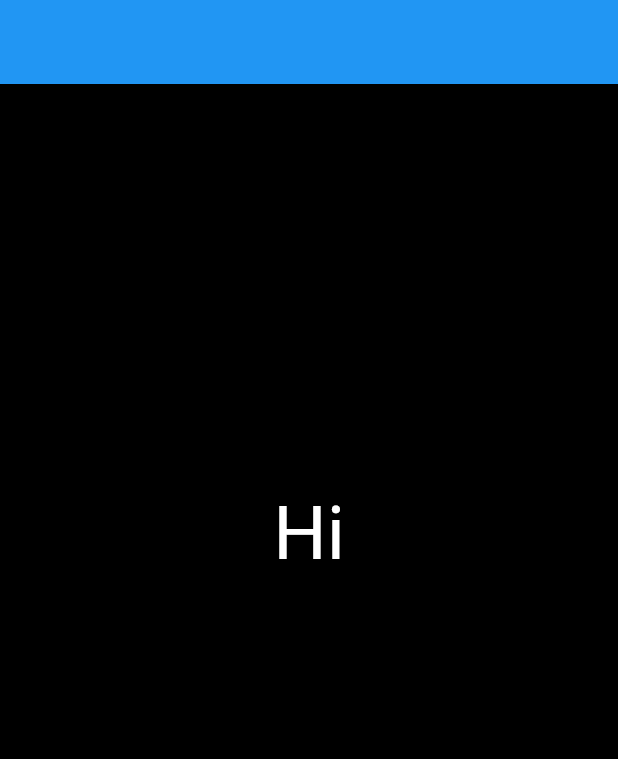
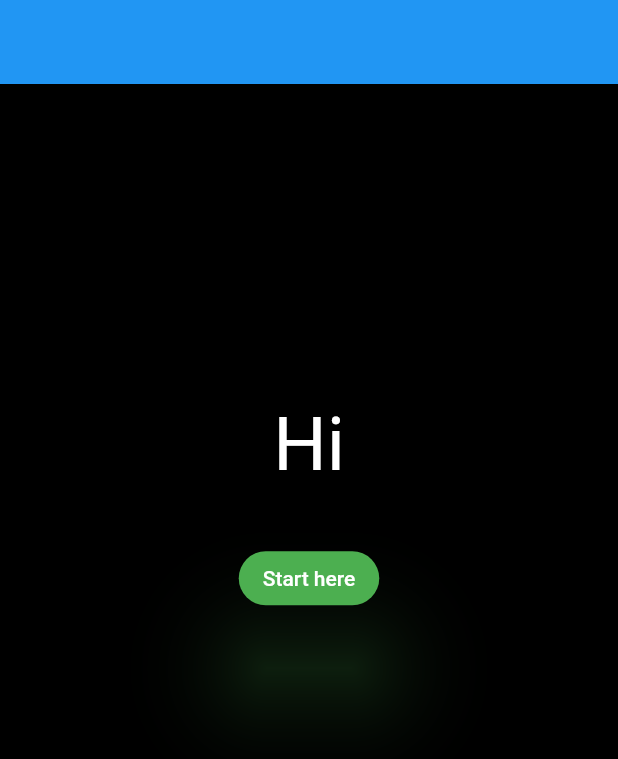
Before and after one commit to samoeioloo/see_me, a Flutter app: the screen it shows after launch, on a phone screen of 412 x 824 dp. Shown: the top 759 px of the screen. Run offline on Flutter 3.47's test engine with Material 2 defaults, Android fonts, the light colour scheme and no system bars; drawn by our look-alikes of flutter_fadein; our stand-ins replace google_fonts; missing offline and left inert: flutter_gradients.

Commit message:
added button to landing pg to redirect to home pg

```diff
--- a/lib/pages/landingpage.dart
+++ b/lib/pages/landingpage.dart
@@ -1,10 +1,12 @@
 // home page
-// ignore_for_file: prefer_const_constructors
+// ignore_for_file: prefer_const_constructors, sort_child_properties_last
 
 import 'package:flutter/material.dart';
 import 'package:google_fonts/google_fonts.dart';
 import 'package:flutter_fadein/flutter_fadein.dart';
 import 'package:flutter_gradients/flutter_gradients.dart';
+
+import 'home.dart';
 
 class LandingPage extends StatelessWidget {
   double _margin = 0;
@@ -25,11 +27,12 @@ class LandingPage extends StatelessWidget {
       // Material widget = piece of paper
       appBar: AppBar(),
       body: AnimatedOpacity(
+        // ignore: sort_child_properties_last
         child: FadeIn(
           child: Container(
             width: 600.0,
             height: 600.0,
-            decoration: new BoxDecoration(
+            decoration: BoxDecoration(
                 gradient: FlutterGradients.paloAlto(), shape: BoxShape.circle),
             child: Column(
                 crossAxisAlignment: CrossAxisAlignment.center,
@@ -46,7 +49,32 @@ class LandingPage extends StatelessWidget {
                     ),
                     duration: Duration(seconds: 5),
                     curve: Curves.easeIn,
-                  )
+                  ),
+                  Padding(
+                      padding: const EdgeInsets.all(35),
+                      child: FadeIn(
+                        child: ElevatedButton(
+                          style: ElevatedButton.styleFrom(
+                              onPrimary: Colors.black,
+                              primary: Colors.green,
+                              shadowColor: Colors.green,
+                              elevation: 30,
+                              shape: RoundedRectangleBorder(
+                                  borderRadius: BorderRadius.circular(30))),
+                          child: Text('Start here',
+                              style: GoogleFonts.roboto(color: Colors.white)),
+                          onPressed: () {
+                            // switch to new route
+                            Navigator.push(
+                              context,
+                              MaterialPageRoute(
+                                  builder: (context) => HomePage()),
+                            );
+                          },
+                        ),
+                        duration: Duration(seconds: 10),
+                        curve: Curves.easeIn,
+                      ))
                 ]),
           ),
           duration: Duration(seconds: 3),
@@ -59,3 +87,26 @@ class LandingPage extends StatelessWidget {
     );
   }
 }
+
+class SecondRoute extends StatelessWidget {
+  const SecondRoute({super.key});
+
+  @override
+  Widget build(BuildContext context) {
+    return Scaffold(
+      appBar: AppBar(
+        title: const Text('Second Route'),
+      ),
+      body: Center(
+        child: ElevatedButton(
+          onPressed: () {
+            // close 2nd route and return to 1st
+            // pop() removes current Route from stack of routes managed by the Navigator
+            Navigator.pop(context);
+          },
+          child: const Text('Go back!'),
+        ),
+      ),
+    );
+  }
+}
```
Also changed, not shown: 3 other files.
